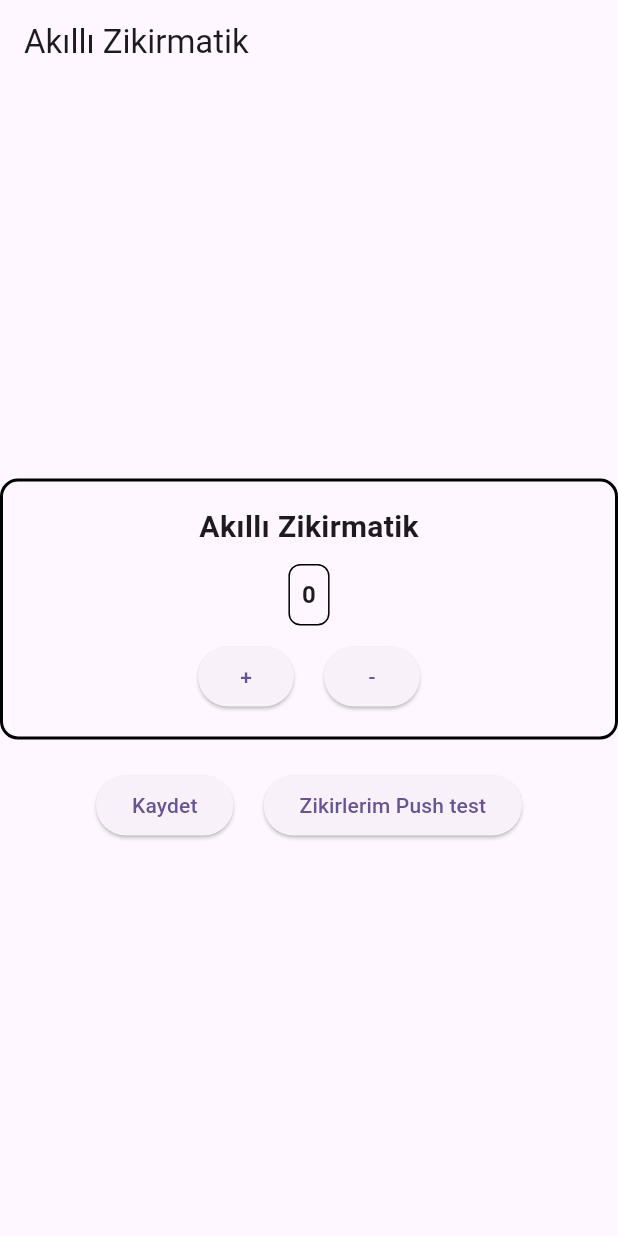
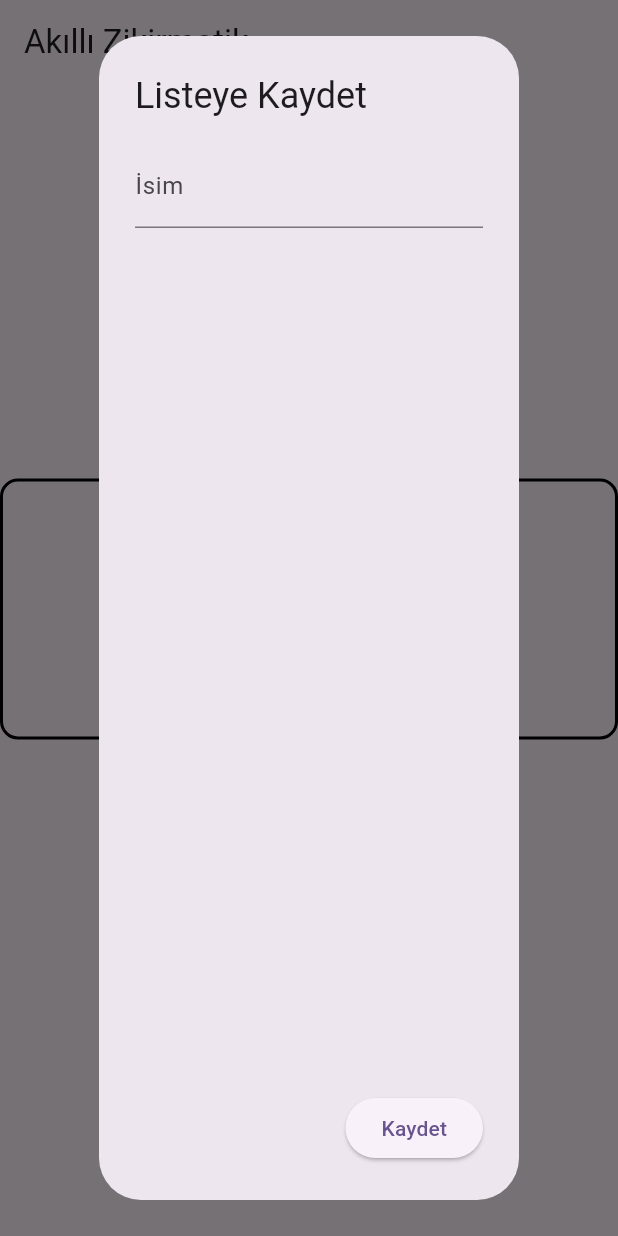
Before and after one commit to fatmanurshain/zikirmatik_pro, a Flutter app: the screen it shows after launch, after a tap on "Kaydet", on a phone screen of 412 x 824 dp. Run offline on Flutter 3.47's test engine with Material 3 defaults, Android fonts, the phone set to English and light mode, and no system bars; our stand-ins replace flutter_riverpod, sqflite; accounts and stored records are empty.

```diff
--- a/lib/feature/home/home_view.dart
+++ b/lib/feature/home/home_view.dart
@@ -3,7 +3,10 @@ import 'package:zikirmatik/feature/saved_counter/saved_counters_view.dart';
 import 'package:zikirmatik/product/models/counter_database_helper.dart';
 
 class HomeView extends StatefulWidget {
+  const HomeView({super.key});
+
   @override
+  // ignore: library_private_types_in_public_api
   _HomeViewState createState() => _HomeViewState();
 }
 
@@ -31,11 +34,12 @@ class _HomeViewState extends State<HomeView> {
     });
   }
 
-  void saveCounter() async {
+  Future<void> saveCounter() async {
     CounterDatabaseHelper dbHelper = CounterDatabaseHelper();
-    await dbHelper.initializeDatabase(); // Veritabanını başlatmayı unutmayın
-    await dbHelper.insertZikir(counter);
+    await dbHelper.initializeDatabase();
+    await dbHelper.insertZikir(counter, DateTime.now().toString());
 
+    // ignore: use_build_context_synchronously
     await Navigator.push(
       context,
       // ignore: inference_failure_on_instance_creation
@@ -49,7 +53,7 @@ class _HomeViewState extends State<HomeView> {
   Widget build(BuildContext context) {
     return Scaffold(
       appBar: AppBar(
-        title: Text('Akıllı Zikirmatik'),
+        title: const Text('Akıllı Zikirmatik'),
       ),
       body: Center(
         child: Column(
@@ -57,32 +61,32 @@ class _HomeViewState extends State<HomeView> {
           children: [
             // Zikirmatik Tasarımı
             Container(
-              padding: EdgeInsets.all(16.0),
+              padding: const EdgeInsets.all(16.0),
               decoration: BoxDecoration(
                 border: Border.all(color: Colors.black, width: 2.0),
                 borderRadius: BorderRadius.circular(12.0),
               ),
               child: Column(
                 children: [
-                  Text(
+                  const Text(
                     'Akıllı Zikirmatik',
                     style: TextStyle(
                       fontSize: 20.0,
                       fontWeight: FontWeight.bold,
                     ),
                   ),
-                  SizedBox(height: 10.0),
+                  const SizedBox(height: 10.0),
 
                   // Led Ekran
                   Container(
-                    padding: EdgeInsets.all(8.0),
+                    padding: const EdgeInsets.all(8.0),
                     decoration: BoxDecoration(
                       border: Border.all(color: Colors.black, width: 1.0),
                       borderRadius: BorderRadius.circular(8.0),
                     ),
                     child: Text(
                       '$counter',
-                      style: TextStyle(
+                      style: const TextStyle(
                         fontSize: 16.0,
                         fontWeight: FontWeight.bold,
                       ),
@@ -90,7 +94,7 @@ class _HomeViewState extends State<HomeView> {
                   ),
 
                   // Increment and Decrement Buttons
-                  SizedBox(height: 10.0),
+                  const SizedBox(height: 10.0),
                   Row(
                     mainAxisAlignment: MainAxisAlignment.center,
                     children: [
@@ -98,25 +102,66 @@ class _HomeViewState extends State<HomeView> {
                         onPressed: incrementCounter,
                         child: Text('+'),
                       ),
-                      SizedBox(width: 20.0),
+                      const SizedBox(width: 20.0),
                       ElevatedButton(
                         onPressed: decrementCounter,
-                        child: Text('-'),
+                        child: const Text('-'),
                       ),
                     ],
                   ),
                 ],
               ),
             ),
-            SizedBox(height: 20.0),
+            const SizedBox(height: 20.0),
             Row(
               mainAxisAlignment: MainAxisAlignment.center,
               children: [
                 ElevatedButton(
-                  onPressed: () {},
-                  child: Text('Kaydet'),
+                  onPressed: () async {
+                    TextEditingController titleController =
+                        TextEditingController();
+                    TextEditingController contentController =
+                        TextEditingController();
+
+                    await showDialog(
+                      context: context,
+                      builder: (context) => AlertDialog(
+                        title: Text('Listeye Kaydet'),
+                        content: Column(
+                          children: [
+                            TextField(
+                              controller: titleController,
+                              decoration: InputDecoration(labelText: 'İsim'),
+                            ),
+                          ],
+                        ),
+                        actions: [
+                          ElevatedButton(
+                            onPressed: () async {
+                              int insertedId = await _dbHelper.insertZikir(
+                                counter,
+                                titleController.text,
+                              );
+                              Navigator.pop(context);
+                              print('Inserted Zikir ID: $insertedId');
+                              // ignore: use_build_context_synchronously
+                              Navigator.push(
+                                context,
+                                // ignore: inference_failure_on_instance_creation
+                                MaterialPageRoute(
+                                  builder: (context) => SavedCountersView(),
+                                ),
+                              );
+                            },
+                            child: const Text('Kaydet'),
+                          ),
+                        ],
+                      ),
+                    );
+                  },
+                  child: const Text('Kaydet'),
                 ),
-                SizedBox(width: 20.0),
+                const SizedBox(width: 20.0),
                 ElevatedButton(
                   onPressed: () {
                     Navigator.push(
@@ -127,7 +172,7 @@ class _HomeViewState extends State<HomeView> {
                       ),
                     );
                   },
-                  child: Text('Zikirlerim Push test'),
+                  child: const Text('Zikirlerim'),
                 ),
               ],
             ),
--- a/lib/product/models/counter_database_helper.dart
+++ b/lib/product/models/counter_database_helper.dart
@@ -1,3 +1,4 @@
+// ignore: depend_on_referenced_packages
 import 'package:path/path.dart';
 import 'package:sqflite/sqflite.dart';
 
@@ -15,7 +16,7 @@ class CounterDatabaseHelper {
   }
 
   Future<void> initializeDatabase() async {
-    String path = join(await getDatabasesPath(), 'zikirmatik_database.db');
+    String path = join(await getDatabasesPath(), 'new_zikirmatik_database.db');
 
     _database = await openDatabase(
       path,
@@ -24,24 +25,32 @@ class CounterDatabaseHelper {
         db.execute('''
           CREATE TABLE zikir_table (
             id INTEGER PRIMARY KEY AUTOINCREMENT,
-            count INTEGER
+            count INTEGER,
+            title TEXT,
+            date TEXT
           )
         ''');
       },
     );
   }
 
-  Future<int> insertZikir(int count) async {
+  Future<int> insertZikir(int count, String text) async {
     if (!_database.isOpen) {
       throw Exception("Database not open");
     }
-    return await _database.insert('zikir_table', {'count': count});
+
+    final deneme = await _database.insert('zikir_table', {
+      'count': count,
+      'title': text,
+      'date': DateTime.now().toString(),
+    });
+    return deneme;
   }
 
   Future<List<Map<String, dynamic>>> getAllZikirs() async {
     if (!_database.isOpen) {
       throw Exception("Database not open");
     }
-    return await _database.query('zikir_table');
+    return _database.query('zikir_table');
   }
 }
```
Also changed, not shown: lib/feature/saved_counter/saved_counters_view.dart (+16 -11 lines), lib/product/widgets/custom_card.dart (+25 -0 lines), lib/product/initialize/application_start.dart (deleted).
